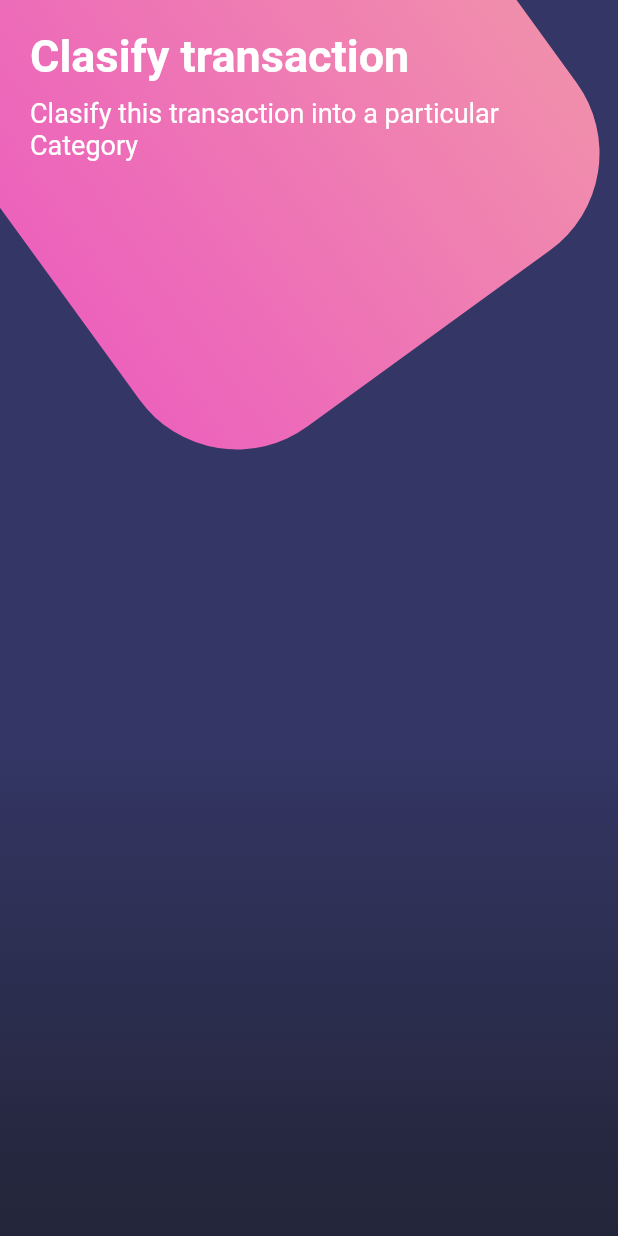
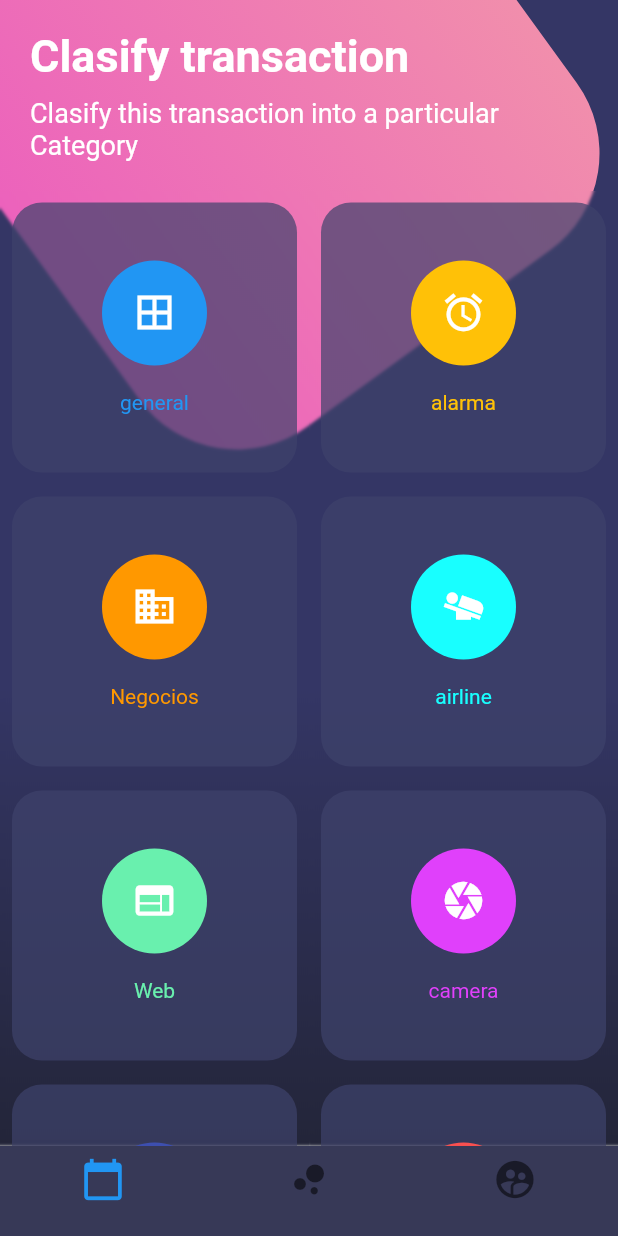
Before and after one commit to wallas83/flutter_basic_herrera, a Flutter app: the screen it shows after launch, on a phone screen of 412 x 824 dp. Run offline on Flutter 3.47's test engine with Material 2 defaults, Android fonts, the phone set to English and light mode, and no system bars; our stand-ins replace flutter_swiper.

```diff
--- a/peliculas/lib/main.dart
+++ b/peliculas/lib/main.dart
@@ -10,6 +10,7 @@ class MyApp extends StatelessWidget {
   // This widget is the root of your application.
   @override
   Widget build(BuildContext context) {
+    //se cambia el color de los iconos de sistema del appBar
     SystemChrome.setSystemUIOverlayStyle(SystemUiOverlayStyle.light.copyWith(
      statusBarIconBrightness: Brightness.light
     )
--- a/peliculas/lib/src/pages/botones_page.dart
+++ b/peliculas/lib/src/pages/botones_page.dart
@@ -1,4 +1,5 @@
 import 'dart:math';
+import 'dart:ui' ;
 
 import 'package:flutter/material.dart';
 
@@ -11,14 +12,13 @@ class BotonesPage extends StatelessWidget {
             _fondoApp(),
             SingleChildScrollView(
               child: Column(
-              children: <Widget>[
-                _titulos()
-              ],
+                children: <Widget>[_titulos(),
+                _botonesRedondeados()],
               ),
             )
           ],
         ),
-    );
+        bottomNavigationBar: _botomNavigatorBar(context));
   }
 
   Widget _fondoApp() {
@@ -53,19 +53,127 @@ class BotonesPage extends StatelessWidget {
   }
 
   Widget _titulos() {
-    final color = TextStyle(color: Colors.white,fontSize: 36.0,fontWeight: FontWeight.bold );
+    //final color = TextStyle(color: Colors.white,fontSize: 36.0,fontWeight: FontWeight.bold );
     return SafeArea(
       child: Container(
         padding: EdgeInsets.all(20.0),
         child: Column(
           crossAxisAlignment: CrossAxisAlignment.start,
           children: <Widget>[
-            Text('Clasify transaction',style: TextStyle(color: Colors.white,fontSize: 30.0,fontWeight: FontWeight.bold ),),
-            SizedBox(height: 10.0,),
-            Text('Clasify this transaction into a particular Category', style: TextStyle(color: Colors.white,fontSize: 18.0,),)
+            Text(
+              'Clasify transaction',
+              style: TextStyle(
+                  color: Colors.white,
+                  fontSize: 30.0,
+                  fontWeight: FontWeight.bold),
+            ),
+            SizedBox(
+              height: 10.0,
+            ),
+            Text(
+              'Clasify this transaction into a particular Category',
+              style: TextStyle(
+                color: Colors.white,
+                fontSize: 18.0,
+              ),
+            )
           ],
         ),
       ),
     );
   }
+
+
+
+ Widget _botomNavigatorBar(BuildContext context) {
+    return Theme(
+      data: Theme.of(context).copyWith(
+          canvasColor: Color.fromRGBO(55, 57, 87, 1.0),
+          primaryColor: Colors.pinkAccent,
+          textTheme: Theme.of(context).textTheme.copyWith(caption: TextStyle(color: Color.fromRGBO(116, 117, 152, 1.0)))
+          ),
+      child: BottomNavigationBar(
+        items: [
+          BottomNavigationBarItem(
+              icon: Icon(
+                Icons.calendar_today,
+                size: 30.0,
+              ),
+              title: Container()),
+          BottomNavigationBarItem(
+              icon: Icon(
+                Icons.bubble_chart,
+                size: 30.0,
+              ),
+              title: Container()),
+          BottomNavigationBarItem(
+              icon: Icon(
+                Icons.supervised_user_circle,
+                size: 30.0,
+              ),
+              title: Container())
+        ],
+      )
+      );
+
   }
+Widget _botonesRedondeados(){
+  return Table(
+    children: [
+      TableRow(
+        children: [
+          _crearBotonRedondeado(Colors.blue,Icons.border_all,'general'),
+          _crearBotonRedondeado(Colors.amber,Icons.access_alarm,'alarma')
+        ]
+      ),
+      TableRow(
+        children: [
+          _crearBotonRedondeado(Colors.orange,Icons.business,'Negocios'),
+          _crearBotonRedondeado(Colors.cyanAccent,Icons.airline_seat_flat_angled,'airline')
+        ]
+      ),
+      TableRow(
+        children: [
+          _crearBotonRedondeado(Colors.greenAccent,Icons.web,'Web'),
+          _crearBotonRedondeado(Colors.purpleAccent,Icons.camera,'camera')
+        ]
+      ),
+      TableRow(
+        children: [
+          _crearBotonRedondeado(Colors.indigo,Icons.dashboard,'Dashboard'),
+          _crearBotonRedondeado(Colors.redAccent,Icons.help,'Help')
+        ]
+      ),
+
+    ],
+  );
+}
+Widget _crearBotonRedondeado(Color color, IconData icono, String texto){
+  return ClipRect(
+      child: BackdropFilter(
+        filter:ImageFilter.blur(sigmaX: 1.0, sigmaY: 1.0),
+        child: Container(
+        height: 180.0,
+        margin: EdgeInsets.all(8.0),
+        decoration: BoxDecoration(
+          color: Color.fromRGBO(62, 66, 107, 0.7),
+          borderRadius: BorderRadius.circular(20.0)
+        ),
+        child: Column(
+          mainAxisAlignment: MainAxisAlignment.spaceEvenly,
+          children: <Widget>[
+            SizedBox(height: 5.0,),
+            CircleAvatar(
+              backgroundColor: color,
+              radius: 35.0,
+              child: Icon(icono,color:Colors.white, size: 30.0,),
+            ),
+            Text(texto, style: TextStyle(color: color),),
+            SizedBox(height: 5.0,)
+          ],
+        ),
+      ),
+    ),
+  );
+}
+}
```
Lines whose indentation alone changed are shown as unchanged.
